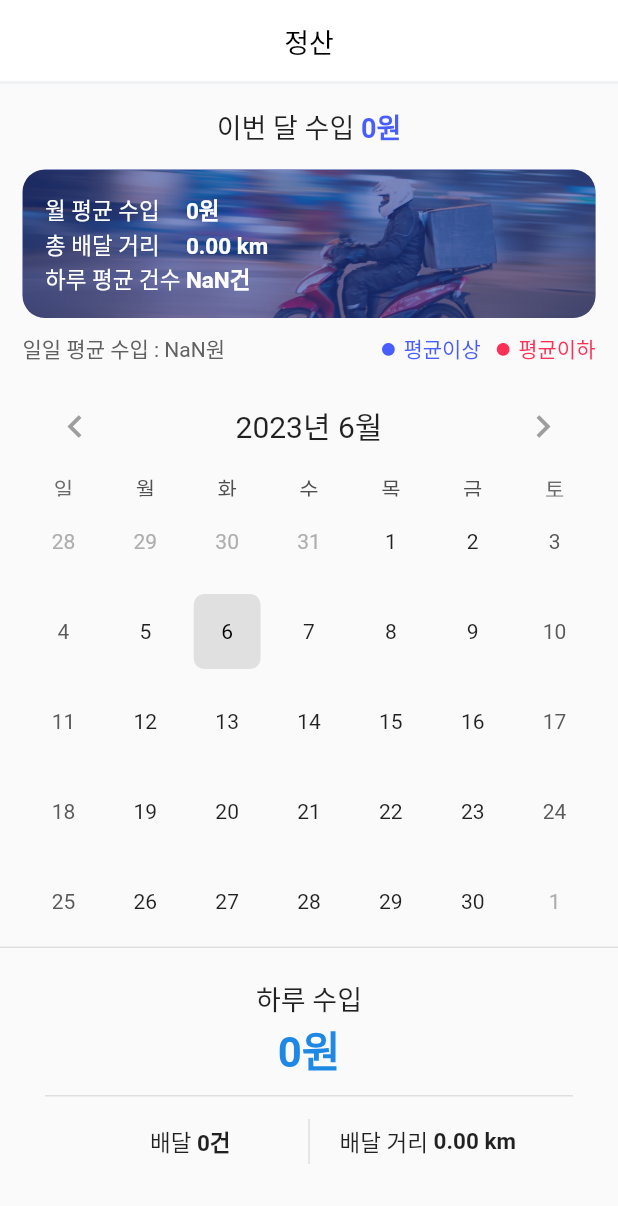
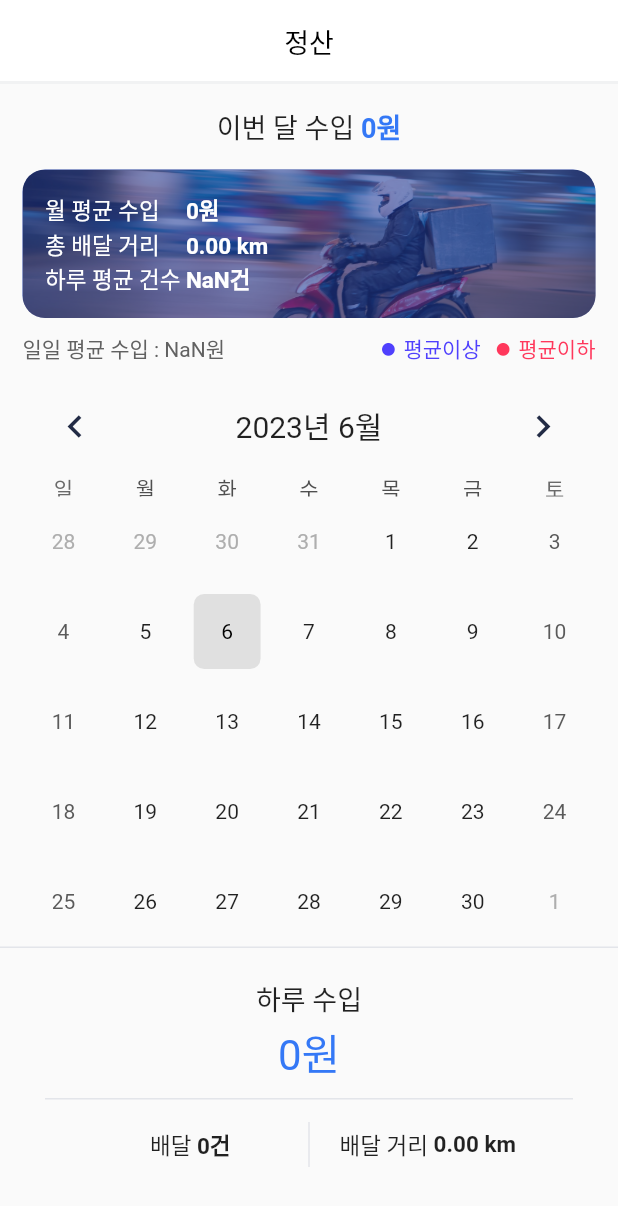
Before and after one commit to Wise-eun/Narda, a Flutter app: the CalendarScreen screen opened directly, on a phone screen of 412 x 824 dp. Shown: the top 1206 px of the screen. Run offline on Flutter 3.47's test engine with Material 2 defaults, Android fonts, the phone set to English and light mode, and no system bars; drawn by our look-alikes of table_calendar; our stand-ins replace cloud_firestore, dotted_line, firebase_auth, firebase_core, flutter_native_splash, flutter_switch and 9 more; missing offline and left inert: flutter_naver_map, flutter_sliding_up_panel, kakao_flutter_sdk_navi, kakaomap_webview; accounts and stored records are empty; network calls fail.

Commit message:
[Feat] 어플 전체 색상코드 수정

```diff
--- a/lib/calendar_screen.dart
+++ b/lib/calendar_screen.dart
@@ -196,7 +196,7 @@ class _CalendarScreenState extends State<CalendarScreen> {
                           style : TextStyle(
                             fontSize: 18,
                             fontWeight: FontWeight.w600,
-                            color : Color(0xff475DFE),
+                            color : Color(0xff3478F6),
                           ),
                         ),
                       ],
@@ -257,19 +257,19 @@ class _CalendarScreenState extends State<CalendarScreen> {
                       ),
                       Row(
                         children: [
-                          Icon(CupertinoIcons.circle_fill,color:Color(0xff475DFE) ,size: 10,),
+                          Icon(CupertinoIcons.circle_fill,color:Color(0xff4F40FD) ,size: 10,),
                           SizedBox(width: 5,),
                           Text('평균이상',
                               style: TextStyle(
-                                color:Color(0xff475DFE),
+                                color:Color(0xff4F40FD),
                               )
                           ),
                           SizedBox(width: 10,),
-                          Icon(CupertinoIcons.circle_fill,color:Color(0xffFF3055) ,size: 10,),
+                          Icon(CupertinoIcons.circle_fill,color:Color(0xffFF375B) ,size: 10,),
                           SizedBox(width: 5,),
                           Text('평균이하',
                               style: TextStyle(
-                                color: Color(0xffFF3055),
+                                color: Color(0xffFF375B),
                               )
                           )
                          ,
@@ -336,12 +336,12 @@ class _CalendarScreenState extends State<CalendarScreen> {
                                   mainAxisAlignment: MainAxisAlignment.end,
                                   children: [
                                     SizedBox(height: 10,),
-                                    Icon(CupertinoIcons.circle_fill,color:Color(0xff475DFE) ,size: 6,),
+                                    Icon(CupertinoIcons.circle_fill,color:Color(0xff4F40FD) ,size: 6,),
                                     SizedBox(height: 20,),
                                     Text(
                                       '${money?[DateTime.parse(date.toString().substring(0,10))]}',
                                       style: TextStyle(
-                                        color: Color(0xff475DFE),
+                                        color: Color(0xff4F40FD),
                                         fontSize: 12,
                                       ),
                                     ),
@@ -356,12 +356,12 @@ class _CalendarScreenState extends State<CalendarScreen> {
                                   mainAxisAlignment: MainAxisAlignment.end,
                                   children: [
                                     SizedBox(height: 10,),
-                                    Icon(CupertinoIcons.circle_fill,color:Color(0xffFF3055) ,size: 6,),
+                                    Icon(CupertinoIcons.circle_fill,color:Color(0xffFF375B) ,size: 6,),
                                     SizedBox(height: 20,),
                                     Text(
                                       '${money?[DateTime.parse(date.toString().substring(0,10))]}',
                                       style: TextStyle(
-                                        color: Color(0xffFF3055),
+                                        color: Color(0xffFF375B),
                                         fontSize: 12,
                                       ),
                                     ),
@@ -384,12 +384,12 @@ class _CalendarScreenState extends State<CalendarScreen> {
                       leftChevronIcon: Icon(
                         Icons.keyboard_arrow_left,
                         size: 30,
-                        color: Colors.grey,
+                        color: Color(0xff222B45),
                       ),
                       rightChevronIcon: Icon(
                         Icons.keyboard_arrow_right,
                         size: 30,
-                        color: Colors.grey,
+                        color: Color(0xff222B45),
                       ),
                     ),
 
@@ -410,7 +410,7 @@ class _CalendarScreenState extends State<CalendarScreen> {
                         borderRadius: BorderRadius.all(Radius.circular(10)),
                         shape: BoxShape.rectangle,
                         backgroundBlendMode: BlendMode.darken,
-                        color: Colors.grey[200],
+                        color: Color(0xffF1F2F3),
                       ),
                       todayTextStyle: TextStyle(color: Colors.black),
                       outsideDaysVisible: true, //다른 달 날짜 노출
@@ -437,7 +437,7 @@ class _CalendarScreenState extends State<CalendarScreen> {
                 Container(
                   width: mediaQuery.size.width,
                   height: 1,
-                  color: Colors.grey[300],
+                  color: Color(0xffE3E5EA),
                 ),
                 SizedBox(
                   height: 20,
@@ -452,12 +452,13 @@ class _CalendarScreenState extends State<CalendarScreen> {
                           fontSize: 18,
                         )
                       ),
+                      SizedBox(height: 2,),
                       Text(
                         '$todayFee원',
                         style: TextStyle(
                           fontSize: 28,
-                          color: Colors.blue[600],
-                          fontWeight: FontWeight.w600,
+                          color: Color(0xff3478F6),
+                          //fontWeight: FontWeight.w600,
                         )
                       )
                     ],
@@ -466,7 +467,7 @@ class _CalendarScreenState extends State<CalendarScreen> {
                 Container(
                   height: 1,
                   margin: EdgeInsets.only(left: 30, right: 30, top: 10),
-                  color: Colors.grey[300],
+                  color: Color(0xffE3E5EA),
                 ),
                 Container(
                   height: 40,
@@ -496,7 +497,7 @@ class _CalendarScreenState extends State<CalendarScreen> {
                         margin: EdgeInsets.only(left: 10, right: 10),
                         height: 30,
                         width: 1,
-                        color:Colors.grey[300],
+                        color:Color(0xffE3E5EA),
                       ),
 
                       SizedBox(
--- a/lib/main.dart
+++ b/lib/main.dart
@@ -65,8 +65,6 @@ class MyApp extends StatelessWidget {
     return MaterialApp(
       debugShowCheckedModeBanner: false,
       title: 'NARDA',
-      theme: ThemeData(primarySwatch: Colors.blue),
-    //  home: InitialSettingScreen(),
     home: Loginscreen(),
     );
   }
--- a/lib/menu_bottom.dart
+++ b/lib/menu_bottom.dart
@@ -20,7 +20,7 @@ List<BottomNavigationBarItem> navbarItems = [
 
   ),
   BottomNavigationBarItem(
-icon:Icon(Icons.list),
+    icon:Icon(Icons.list),
     label: '오더리스트',
   ),
   BottomNavigationBarItem(
```
Also changed, not shown: lib/after_order_list.dart (+6 -12 lines), lib/find_pw_screen.dart (+0 -32 lines), lib/initial_setting_screen.dart (+6 -6 lines), lib/main_screen.dart (+12 -12 lines), lib/mypage_screen.dart (+7 -7 lines), lib/order_detail.dart (+17 -19 lines), lib/reset_pw.dart (+0 -60 lines), lib/complete_order_detail.dart (deleted).
